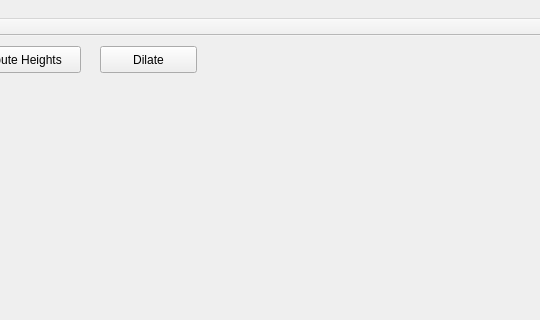
Qt form mainwindow.ui (evouga/SelfSupporting) before a commit; both pictures show x 740 to 1280 and y 0 to 320 of the 1280 by 800 pixel window.
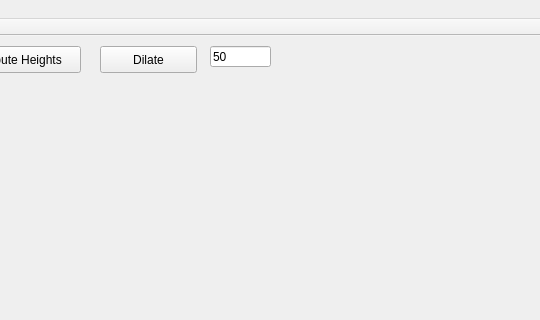
The same form after that commit. Custom widgets are drawn as their Qt base class.

What changed in the file:
```diff
--- a/mainwindow.ui
+++ b/mainwindow.ui
@@ -487,6 +487,19 @@
      <string>Dilate</string>
     </property>
    </widget>
+   <widget class="QLineEdit" name="extraMassEdit">
+    <property name="geometry">
+     <rect>
+      <x>950</x>
+      <y>10</y>
+      <width>61</width>
+      <height>21</height>
+     </rect>
+    </property>
+    <property name="text">
+     <string>50</string>
+    </property>
+   </widget>
   </widget>
   <widget class="QMenuBar" name="menubar">
    <property name="geometry">
```
